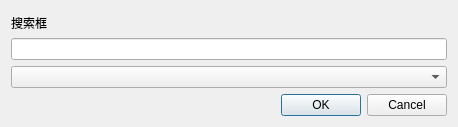
Before: the Qt Designer form Select.ui in dop-lm/CSTI-ModEditor, drawn with Qt 5.
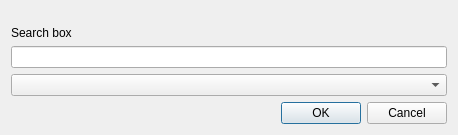
After: the same form once the commit is applied.

What changed in the file:
```diff
--- a/Select.ui
+++ b/Select.ui
@@ -7,7 +7,7 @@
     <x>0</x>
     <y>0</y>
     <width>458</width>
-    <height>127</height>
+    <height>135</height>
    </rect>
   </property>
   <property name="windowTitle">
@@ -32,7 +32,7 @@
      <item>
       <widget class="QLabel" name="label">
        <property name="text">
-        <string>搜索框</string>
+        <string>Search box</string>
        </property>
       </widget>
      </item>
```
Left out of the diff: 2 changed lines with no effect on the pictures.
